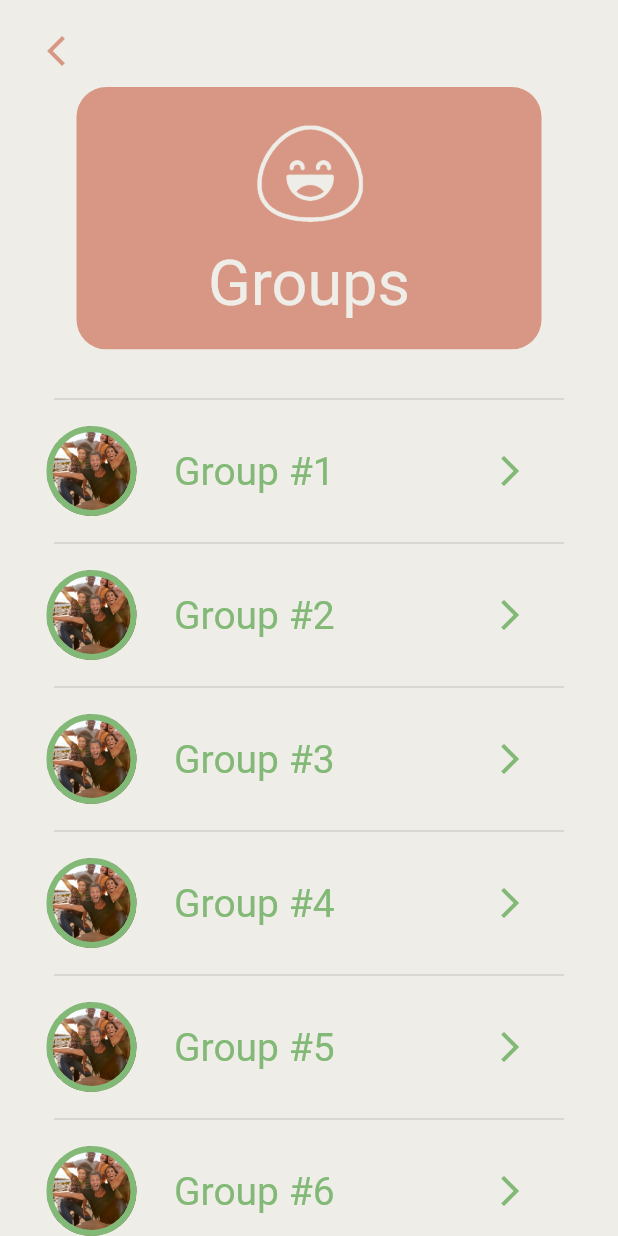
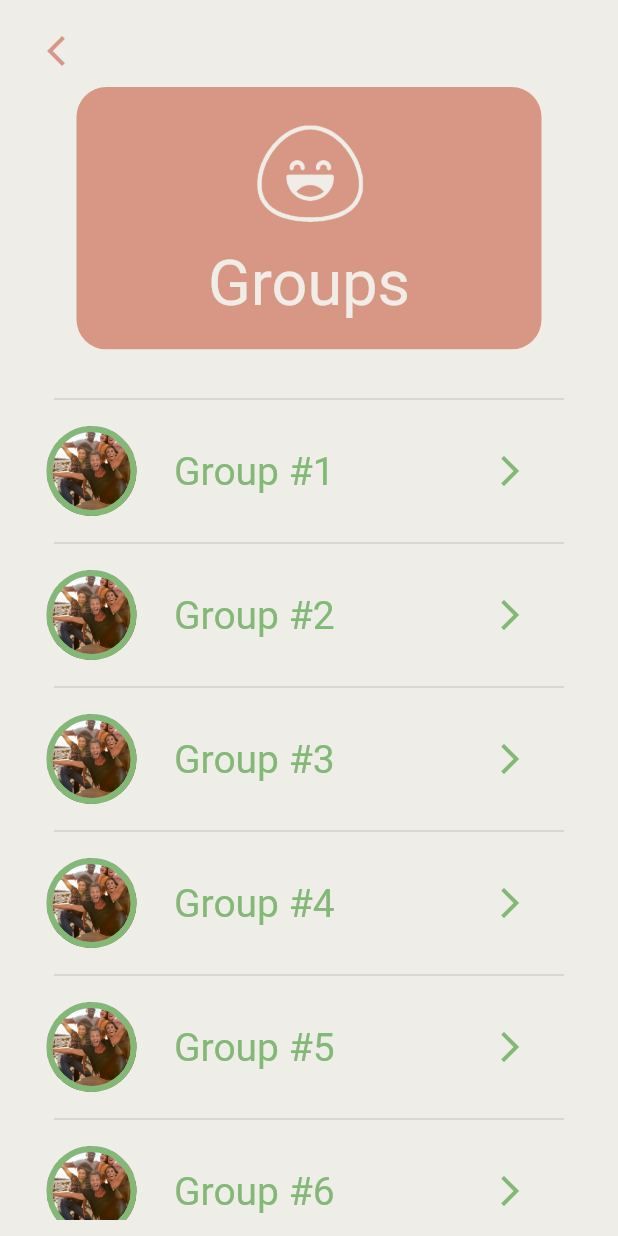
Before and after one commit to acm-projects/Catch-Up, a Flutter app: the AllGroups screen opened directly, on a phone screen of 412 x 824 dp. Run offline on Flutter 3.47's test engine with Material 2 defaults, Android fonts, the light colour scheme and no system bars; our stand-ins replace animated_splash_screen, camera, cloud_firestore, firebase_auth, firebase_core, firebase_storage and 3 more; accounts and stored records are empty; Roboto replaces fonts that are missing (Cartis-Beautyful-serif, Poppins); project files that could hold a hidden picture were left out.

Commit message:
fixed overflow errors

```diff
--- a/lib/screens/all_groups.dart
+++ b/lib/screens/all_groups.dart
@@ -104,7 +104,7 @@ class _AllGroupsState extends State<AllGroups> {
 
               //sliding cards
               SizedBox(
-                height: 585,
+                height: 555,
                 width: 400,
                 child: ListView(
                   scrollDirection: Axis.vertical,
--- a/lib/screens/friends.dart
+++ b/lib/screens/friends.dart
@@ -104,7 +104,7 @@ class _FriendsPageState extends State<FriendsPage> {
 
               //sliding cards
               SizedBox(
-                height: 585,
+                height: 555,
                 width: 400,
                 child: ListView(
                   scrollDirection: Axis.vertical,
```
